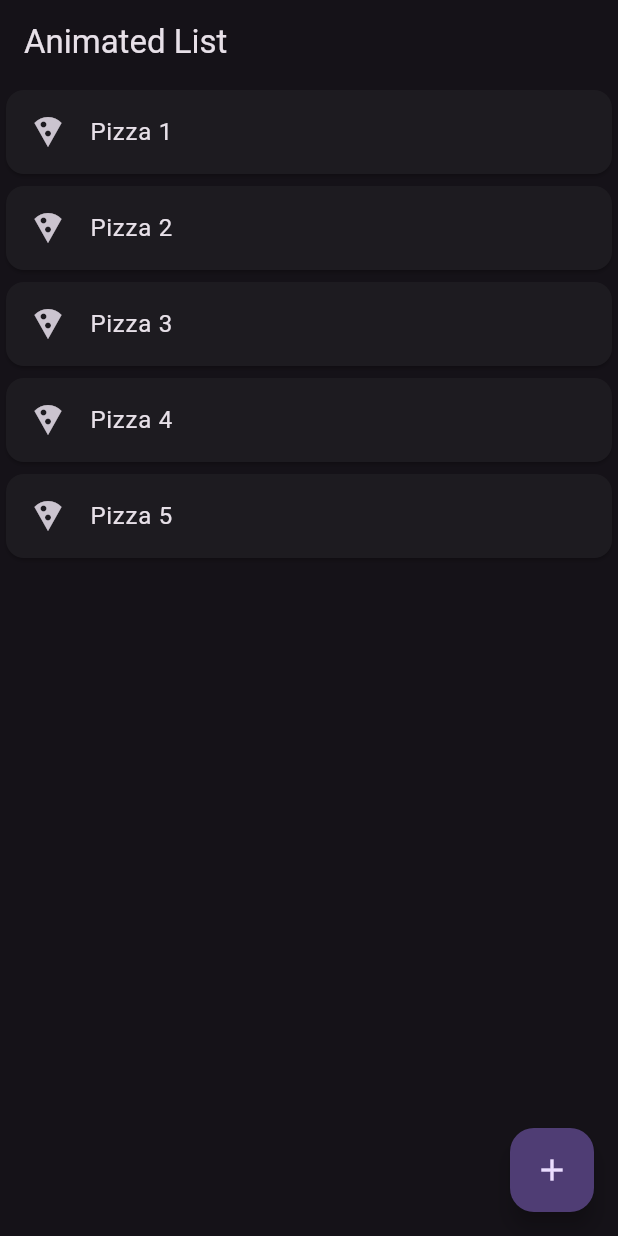
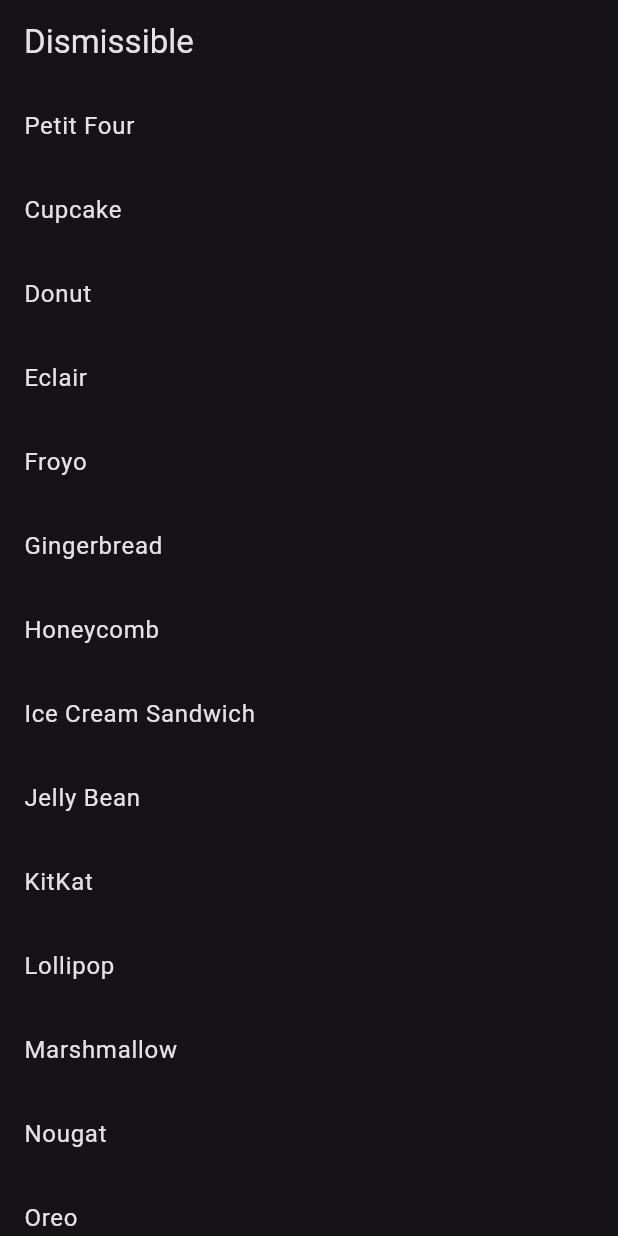
Before and after one commit to zenoplex/flutter-sandbox, a Flutter app: the screen it shows after launch, on a phone screen of 412 x 824 dp. Run offline on Flutter 3.47's test engine with Material 3 defaults, Android fonts, the phone set to English and light mode, and no system bars; our stand-ins replace flutter_secure_storage, geolocator, google_fonts, google_maps_flutter, location, shared_preferences; missing offline and left inert: flutter_config.

Commit message:
feat: Add DismissibleDemo widget

```diff
--- a/lib/main.dart
+++ b/lib/main.dart
@@ -1,6 +1,6 @@
 import 'package:flutter/material.dart';
 import 'package:flutter_config/flutter_config.dart';
-import 'package:flutter_sandbox/views/fade_transition_list_demo.dart';
+import 'package:flutter_sandbox/views/dismissible_demo.dart';
 
 void main() async {
   WidgetsFlutterBinding.ensureInitialized(); // Required by FlutterConfig
@@ -23,7 +23,7 @@
           brightness: Brightness.dark,
         ),
       ),
-      home: const FadeTransitionListDemo(),
+      home: const DismissibleDemo(),
     );
   }
 }
--- /dev/null
+++ b/lib/views/dismissible_demo.dart
@@ -0,0 +1,48 @@
+import 'package:flutter/material.dart';
+
+class DismissibleDemo extends StatefulWidget {
+  const DismissibleDemo({super.key});
+
+  @override
+  State<DismissibleDemo> createState() => _DismissibleDemoState();
+}
+
+class _DismissibleDemoState extends State<DismissibleDemo> {
+  final List<String> sweets = [
+    'Petit Four',
+    'Cupcake',
+    'Donut',
+    'Eclair',
+    'Froyo',
+    'Gingerbread',
+    'Honeycomb',
+    'Ice Cream Sandwich',
+    'Jelly Bean',
+    'KitKat',
+    'Lollipop',
+    'Marshmallow',
+    'Nougat',
+    'Oreo',
+  ];
+
+  @override
+  Widget build(BuildContext context) {
+    return Scaffold(
+      appBar: AppBar(title: const Text("Dismissible")),
+      body: ListView.builder(
+        itemCount: sweets.length,
+        itemBuilder: (context, index) {
+          final String sweet = sweets[index];
+          return Dismissible(
+            key: Key(sweet),
+            background: const ColoredBox(color: Colors.red),
+            child: ListTile(title: Text(sweet)),
+            onDismissed: (direction) {
+              sweets.removeAt(index);
+            },
+          );
+        },
+      ),
+    );
+  }
+}
```
